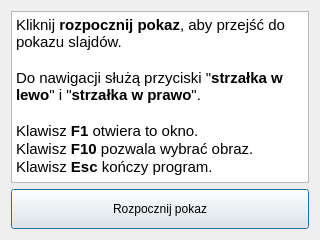
First picture: the form in ImagePresenter/startandhelpscreen.ui, repository bzyx/ImagePresenter, before the edit.
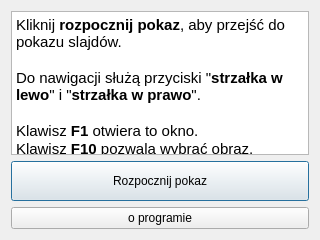
Second picture: the form after the edit. Icons and pictures are not drawn.

```diff
--- a/ImagePresenter/startandhelpscreen.ui
+++ b/ImagePresenter/startandhelpscreen.ui
@@ -74,6 +74,13 @@
      </property>
     </widget>
    </item>
+   <item>
+    <widget class="QPushButton" name="pushButton">
+     <property name="text">
+      <string>o programie</string>
+     </property>
+    </widget>
+   </item>
   </layout>
  </widget>
  <resources/>
```
Left out of the diff: 8 changed lines with no effect on the pictures.
